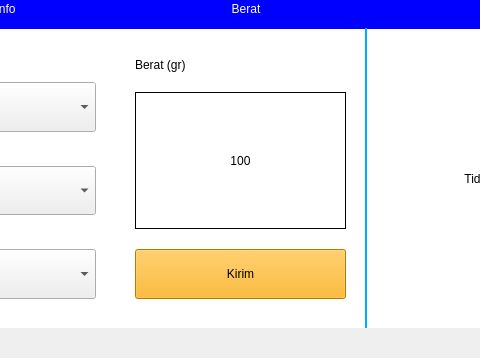
First picture: the form in mainwindow.ui, repository mfalfafa/HMI-Timbangan-Qt5, before the edit; both pictures show x 135 to 615 and y 122 to 480 of the 800 by 480 pixel window.
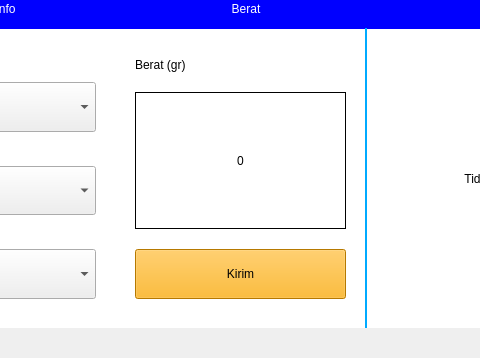
Second picture: the form after the edit.

What changed in the file:
```diff
--- a/mainwindow.ui
+++ b/mainwindow.ui
@@ -407,7 +407,7 @@
         <enum>QFrame::Box</enum>
        </property>
        <property name="text">
-        <string>100</string>
+        <string>0</string>
        </property>
        <property name="alignment">
         <set>Qt::AlignCenter</set>
```
Left out of the diff: 2 changed lines with no effect on the pictures.
